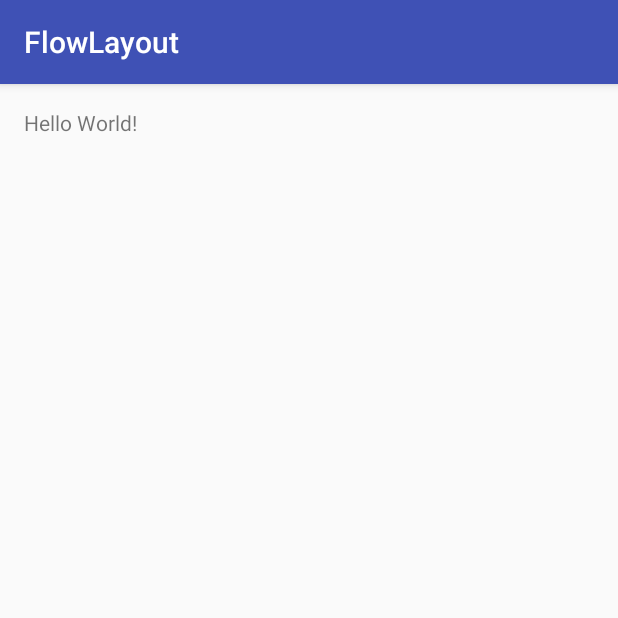
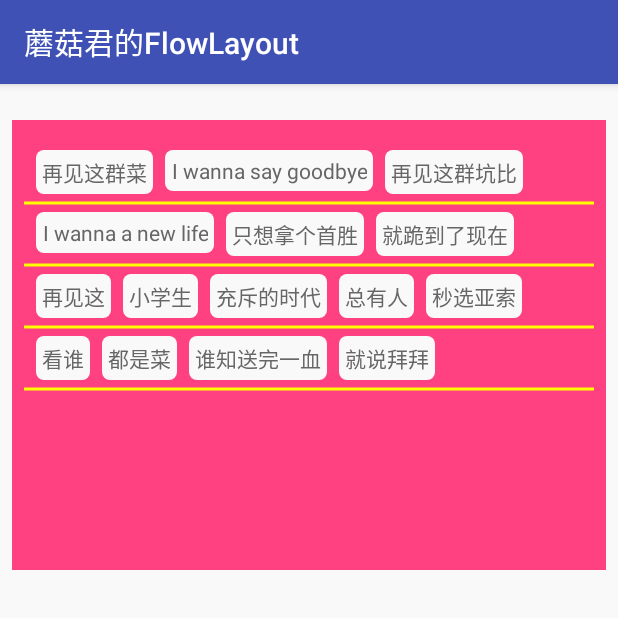
Before and after one commit to yisizhu520/FlowLayout, an Android app: the screen it shows after launch (MainActivity), on a phone screen of 412 x 824 dp, the top half of it. Run offline under Robolectric (Android 15) with nearby library versions, the phone set to English and light mode, and no system bars.

Commit message:
完成基础功能

```diff
--- a/app/src/main/java/wang/mogujun/widget/FlowLayout.java
+++ b/app/src/main/java/wang/mogujun/widget/FlowLayout.java
@@ -19,6 +19,9 @@ package wang.mogujun.widget;
 import android.annotation.TargetApi;
 import android.content.Context;
 import android.content.res.TypedArray;
+import android.graphics.Canvas;
+import android.graphics.Color;
+import android.graphics.Paint;
 import android.os.Build;
 import android.util.AttributeSet;
 import android.util.Log;
@@ -27,6 +30,7 @@ import android.view.View;
 import android.view.ViewGroup;
 
 import java.util.ArrayList;
+import java.util.Collections;
 import java.util.List;
 
 import wang.mogujun.flowlayout.R;
@@ -34,6 +38,8 @@ import wang.mogujun.flowlayout.R;
 
 @TargetApi(Build.VERSION_CODES.ICE_CREAM_SANDWICH)
 public class FlowLayout extends ViewGroup {
+
+    public static final String TAG = "MOGUJUN";
 
     public static final int DEFAULT_SPACING = 8;
 
@@ -45,6 +51,7 @@ public class FlowLayout extends ViewGroup {
     private final List<List<View>> mLines = new ArrayList<>();
     private final List<Integer> mLineHeights = new ArrayList<>();
     private final List<Integer> mLineMargins = new ArrayList<>();
+    private final List<Integer> mLineWidths = new ArrayList<>();
 
     public FlowLayout(Context context) {
         this(context, null);
@@ -97,164 +104,118 @@ public class FlowLayout extends ViewGroup {
      */
     @Override
     protected void onMeasure(int widthMeasureSpec, int heightMeasureSpec) {
-        //TODO 这个有用么？
-        //super.onMeasure(widthMeasureSpec, heightMeasureSpec);
 
-		/*
-        TODO 加入HorizontalSpacing，verticalSpacing
-		TODO 将onLayout里处理child height为match_parent的情况的代码放到这里
+        mLines.clear();
+        mLineHeights.clear();
+        mLineWidths.clear();
 
-		 */
-
-        int sizeWidth = MeasureSpec.getSize(widthMeasureSpec) - getPaddingLeft() - getPaddingRight();
+        int sizeWidth = MeasureSpec.getSize(widthMeasureSpec);
         int sizeHeight = MeasureSpec.getSize(heightMeasureSpec);
 
         int modeWidth = MeasureSpec.getMode(widthMeasureSpec);
         int modeHeight = MeasureSpec.getMode(heightMeasureSpec);
 
-        int width = 0;
-        int height = getPaddingTop() + getPaddingBottom();
+        int widthUsed = getPaddingLeft() + getPaddingRight() + mHorizontalSpacing;
 
-        int lineWidth = 0;
+        int lineWidth = widthUsed;
         int lineHeight = 0;
 
+
         int childCount = getChildCount();
+
+        List<View> lineViews = new ArrayList<>();
 
         for (int i = 0; i < childCount; i++) {
 
             View child = getChildAt(i);
 
-            boolean lastChild = i == childCount - 1;
-
             if (child.getVisibility() == View.GONE) {
-                if (lastChild) {
-                    width = Math.max(width, lineWidth);
-                    height += lineHeight;
-                }
-
                 continue;
             }
 
             LayoutParams lp = (LayoutParams) child.getLayoutParams();
 
-            int childWidthMode = MeasureSpec.AT_MOST;
-            int childWidthSize = sizeWidth;
+            measureChildWithMargins(child, widthMeasureSpec, mHorizontalSpacing * 2, heightMeasureSpec, mVerticalSpacing * 2);
 
-            switch (modeWidth) {
-                case MeasureSpec.EXACTLY:
-                    if (lp.width == LayoutParams.MATCH_PARENT) {
-                        childWidthMode = MeasureSpec.EXACTLY;
-                        childWidthSize = sizeWidth - lp.leftMargin + lp.rightMargin;
-                    } else if (lp.width == LayoutParams.WRAP_CONTENT) {
-                        childWidthMode = MeasureSpec.AT_MOST;
-                        childWidthSize = sizeWidth;
-                    }else if(lp.width >= 0){
-                        childWidthMode = MeasureSpec.EXACTLY;
-                        childWidthSize = lp.width;
-                    }
-                    break;
-                case MeasureSpec.AT_MOST:
-                case MeasureSpec.UNSPECIFIED:
-                    if (lp.width == LayoutParams.MATCH_PARENT) {
-                        childWidthMode = MeasureSpec.AT_MOST;
-                        childWidthSize = sizeWidth - lp.leftMargin + lp.rightMargin;
-                    } else if (lp.width == LayoutParams.WRAP_CONTENT) {
-                        childWidthMode = MeasureSpec.AT_MOST;
-                        childWidthSize = sizeWidth;
-                    }else if(lp.width >= 0){
-                        childWidthMode = MeasureSpec.EXACTLY;
-                        childWidthSize = lp.width;
-                    }
-                    break;
+            int childWidth = child.getMeasuredWidth() + lp.leftMargin + lp.rightMargin;
+            int childHeight = child.getMeasuredHeight() + lp.topMargin + lp.bottomMargin;
+
+            if (lineWidth + childWidth + mHorizontalSpacing > sizeWidth) {
+                mLineWidths.add(lineWidth);
+                lineWidth = widthUsed + childWidth + mHorizontalSpacing;
+
+                mLineHeights.add(lineHeight);
+                lineHeight = childHeight;
+
+                mLines.add(lineViews);
+                lineViews = new ArrayList<>();
+            } else {
+                lineWidth += childWidth + mHorizontalSpacing;
+                lineHeight = Math.max(lineHeight, childHeight);
             }
 
-            switch (modeHeight) {
-                case MeasureSpec.EXACTLY:
+            lineViews.add(child);
 
-                    break;
+        }
+        //最后一个child的处理
+        mLineHeights.add(lineHeight);
+        mLineWidths.add(lineWidth);
+        mLines.add(lineViews);
 
-                case MeasureSpec.AT_MOST:
-                case MeasureSpec.UNSPECIFIED:
+        int maxWidth = Collections.max(mLineWidths);
+        int totalHeight = getChildHeights();
 
-                    break;
+        //printLineHeights();
+        //TODO 处理getMinimumWidth/height的情况
+
+        setMeasuredDimension(
+                (modeWidth == MeasureSpec.EXACTLY) ? sizeWidth : Math.min(maxWidth, sizeWidth),
+                (modeHeight == MeasureSpec.EXACTLY) ? sizeHeight : Math.min(totalHeight, sizeHeight));
+
+        remeasureChild(widthMeasureSpec);
     }
 
-            int childWidthMode = MeasureSpec.AT_MOST;
-            int childWidthSize = sizeWidth;
-            //高度默认是wrap_content
-            int childHeightMode = MeasureSpec.AT_MOST;
-            int childHeightSize = sizeHeight;
-
-            if (lp.width == LayoutParams.MATCH_PARENT) {
-                childWidthMode = MeasureSpec.EXACTLY;
-                childWidthSize -= lp.leftMargin + lp.rightMargin;
-            } else if (lp.width >= 0) {
-                childWidthMode = MeasureSpec.EXACTLY;
-                childWidthSize = lp.width;
+    private int getChildHeights() {
+        int totalHeight = getPaddingTop() + getPaddingBottom() + mVerticalSpacing;
+        for (Integer height : mLineHeights) {
+            totalHeight += height + mVerticalSpacing;
+        }
+        return totalHeight;
     }
 
-            if (lp.height >= 0) {
-                childHeightMode = MeasureSpec.EXACTLY;
-                childHeightSize = lp.height;
-            } else if (modeHeight == MeasureSpec.UNSPECIFIED) {
-                childHeightMode = MeasureSpec.UNSPECIFIED;
-                childHeightSize = 0;
+    private void remeasureChild(int parentWidthSpec) {
+        int numLines = mLines.size();
+        for (int i = 0; i < numLines; i++) {
+            int lineHeight = mLineHeights.get(i);
+            List<View> lineViews = mLines.get(i);
+            int children = lineViews.size();
+            for (int j = 0; j < children; j++) {
+                View child = lineViews.get(j);
+                LayoutParams lp = (LayoutParams) child.getLayoutParams();
+                if (lp.height == LayoutParams.MATCH_PARENT) {
+                    if (child.getVisibility() == View.GONE) {
+                        continue;
                     }
 
+                    int widthUsed = lp.leftMargin + lp.rightMargin +
+                            getPaddingLeft() + getPaddingRight() + 2 * mHorizontalSpacing;
                     child.measure(
-                    MeasureSpec.makeMeasureSpec(childWidthSize, childWidthMode),
-                    MeasureSpec.makeMeasureSpec(childHeightSize, childHeightMode)
+                            getChildMeasureSpec(parentWidthSpec, widthUsed, lp.width),
+                            MeasureSpec.makeMeasureSpec(lineHeight - lp.topMargin - lp.bottomMargin, MeasureSpec.EXACTLY)
                     );
-
-            Log.i("FlowLayout", String.format("child %d measure height 2--%d", i, child.getMeasuredHeight()));
-
-            int childWidth = child.getMeasuredWidth() + lp.leftMargin + lp.rightMargin;
-
-            if (lineWidth + childWidth > sizeWidth) {
-
-                width = Math.max(width, lineWidth);
-                lineWidth = childWidth;
-
-                height += lineHeight;
-                lineHeight = child.getMeasuredHeight() + lp.topMargin + lp.bottomMargin;
-
-            } else {
-                lineWidth += childWidth;
-                lineHeight = Math.max(lineHeight, child.getMeasuredHeight() + lp.topMargin + lp.bottomMargin);
+                }
+            }
+        }
     }
 
-            if (lastChild) {
-                width = Math.max(width, lineWidth);
-                height += lineHeight;
-            }
 
-        }
-
-        width += getPaddingLeft() + getPaddingRight();
-
-        setMeasuredDimension(
-                (modeWidth == MeasureSpec.EXACTLY) ? sizeWidth : width,
-                (modeHeight == MeasureSpec.EXACTLY) ? sizeHeight : height);
-    }
-
-    /**
-     * {@inheritDoc}
-     */
     @Override
     protected void onLayout(boolean changed, int l, int t, int r, int b) {
 
-        mLines.clear();
-        mLineHeights.clear();
         mLineMargins.clear();
 
         int width = getWidth();
         int height = getHeight();
-
-        int linesSum = getPaddingTop();
-
-        int lineWidth = 0;
-        int lineHeight = 0;
-        List<View> lineViews = new ArrayList<View>();
 
         float horizontalGravityFactor;
         switch ((mGravity & Gravity.HORIZONTAL_GRAVITY_MASK)) {
@@ -270,66 +231,36 @@ public class FlowLayout extends ViewGroup {
                 break;
         }
 
-        for (int i = 0; i < getChildCount(); i++) {
-
-            View child = getChildAt(i);
-
-            if (child.getVisibility() == View.GONE) {
-                continue;
+        int linesNum = mLineWidths.size();
+        for (int i = 0; i < linesNum; i++) {
+            int lineWidth = mLineWidths.get(i);
+            mLineMargins.add((int) ((width - lineWidth) * horizontalGravityFactor) + getPaddingLeft() + mHorizontalSpacing);
         }
 
-            LayoutParams lp = (LayoutParams) child.getLayoutParams();
-
-            int childWidth = child.getMeasuredWidth() + lp.leftMargin + lp.rightMargin;
-            int childHeight = child.getMeasuredHeight() + lp.bottomMargin + lp.topMargin;
-
-            if (lineWidth + childWidth > width) {
-                mLineHeights.add(lineHeight);
-                mLines.add(lineViews);
-                mLineMargins.add((int) ((width - lineWidth) * horizontalGravityFactor) + getPaddingLeft());
-
-                linesSum += lineHeight;
-
-                lineHeight = 0;
-                lineWidth = 0;
-                lineViews = new ArrayList<View>();
-            }
-
-            lineWidth += childWidth;
-            lineHeight = Math.max(lineHeight, childHeight);
-            lineViews.add(child);
-        }
-
-        //处理最后一行
-        mLineHeights.add(lineHeight);
-        mLines.add(lineViews);
-        mLineMargins.add((int) ((width - lineWidth) * horizontalGravityFactor) + getPaddingLeft());
-
-        linesSum += lineHeight;
-
-        int verticalGravityMargin = 0;
+        int verticalGravityMargin;
+        int childHeights = getChildHeights();
         switch ((mGravity & Gravity.VERTICAL_GRAVITY_MASK)) {
             case Gravity.TOP:
             default:
+                verticalGravityMargin = 0;
                 break;
             case Gravity.CENTER_VERTICAL:
-                verticalGravityMargin = (height - linesSum) / 2;
+                verticalGravityMargin = Math.max((height - childHeights) / 2, 0);
                 break;
             case Gravity.BOTTOM:
-                verticalGravityMargin = height - linesSum;
+                verticalGravityMargin = Math.max(height - childHeights, 0);
                 break;
         }
 
         int numLines = mLines.size();
 
         int left;
-        //TODO 将初始的top值都放到这里 + verticalGravityMargin
-        int top = getPaddingTop();
+        int top = getPaddingTop() + mVerticalSpacing + verticalGravityMargin;
 
         for (int i = 0; i < numLines; i++) {
 
-            lineHeight = mLineHeights.get(i);
-            lineViews = mLines.get(i);
+            int lineHeight = mLineHeights.get(i);
+            List<View> lineViews = mLines.get(i);
             left = mLineMargins.get(i);
 
             int children = lineViews.size();
@@ -344,35 +275,6 @@ public class FlowLayout extends ViewGroup {
 
                 LayoutParams lp = (LayoutParams) child.getLayoutParams();
 
-                //TODO 为何不在onMeasure方法里做
-                // if height is match_parent we need to remeasure child to line height
-                if (lp.height == LayoutParams.MATCH_PARENT) {
-                    int childWidthMode = MeasureSpec.AT_MOST;
-                    int childWidthSize = width - (lp.leftMargin + lp.rightMargin + getPaddingLeft() + getPaddingRight());
-
-                    if (lp.width == LayoutParams.MATCH_PARENT) {
-                        childWidthMode = MeasureSpec.EXACTLY;
-                    } else if (lp.width >= 0) {
-                        childWidthMode = MeasureSpec.EXACTLY;
-                        childWidthSize = lp.width;
-                    }
-//					int childWidthMode = MeasureSpec.AT_MOST;
-//					int childWidthSize = lineWidth;
-//
-//					if(lp.width == LayoutParams.MATCH_PARENT) {
-//						childWidthMode = MeasureSpec.EXACTLY;
-//					} else if(lp.width >= 0) {
-//						childWidthMode = MeasureSpec.EXACTLY;
-//						childWidthSize = lp.width;
-//					}
-
-                    child.measure(
-                            MeasureSpec.makeMeasureSpec(childWidthSize, childWidthMode),
-                            MeasureSpec.makeMeasureSpec(lineHeight - lp.topMargin - lp.bottomMargin, MeasureSpec.EXACTLY)
-                    );
-                    Log.i("FlowLayout", String.format("child %d measure height 3--%d", i, child.getMeasuredHeight()));
-                }
-
                 int childWidth = child.getMeasuredWidth();
                 int childHeight = child.getMeasuredHeight();
 
@@ -382,6 +284,7 @@ public class FlowLayout extends ViewGroup {
                     switch (lp.gravity) {
                         case Gravity.TOP:
                         default:
+                            gravityMargin = 0;
                             break;
                         case Gravity.CENTER_VERTICAL:
                         case Gravity.CENTER:
@@ -394,17 +297,51 @@ public class FlowLayout extends ViewGroup {
                 }
 
                 child.layout(left + lp.leftMargin,
-                        top + lp.topMargin + gravityMargin + verticalGravityMargin,
-                        left + childWidth + lp.leftMargin,
-                        top + childHeight + lp.topMargin + gravityMargin + verticalGravityMargin);
+                        top + lp.topMargin + gravityMargin,
+                        left + lp.leftMargin + childWidth,
+                        top + lp.topMargin + gravityMargin + childHeight);
 
-                left += childWidth + lp.leftMargin + lp.rightMargin;
+                Log.i(TAG, String.format("child (%d,%d) position: (%d,%d,%d,%d)",
+                        i, j, child.getLeft(), child.getTop(), child.getRight(), child.getBottom()));
+
+                left += childWidth + lp.leftMargin + lp.rightMargin + mHorizontalSpacing;
 
             }
 
-            top += lineHeight;
+            top += lineHeight + mVerticalSpacing;
         }
 
+    }
+
+    Paint paint = new Paint();
+
+    @Override
+    protected void onDraw(Canvas canvas) {
+        paint.setColor(Color.YELLOW);
+        paint.setStrokeWidth(3);
+        int verticalGravityMargin = 0;
+        int top = getPaddingTop() + mVerticalSpacing + verticalGravityMargin;
+
+        int numLines = mLines.size();
+
+        for (int i = 0; i < numLines; i++) {
+            int lineHeight = mLineHeights.get(i);
+            top += lineHeight + mVerticalSpacing;
+            canvas.drawLine(getPaddingLeft(), top - mVerticalSpacing / 2, getWidth() - getPaddingRight(), top - mVerticalSpacing / 2, paint);
+        }
+
+    }
+
+    @Override
+    public void setWillNotDraw(boolean willNotDraw) {
+        super.setWillNotDraw(false);
+    }
+
+    private void printLineHeights() {
+        for (int i = 0; i < mLineHeights.size(); i++) {
+            Log.i(TAG, String.format("line %d height : %d",
+                    i, mLineHeights.get(i)));
+        }
     }
 
     @Override
--- /dev/null
+++ b/app/src/main/res/drawable/bg_gray.xml
@@ -0,0 +1,14 @@
+<?xml version="1.0" encoding="utf-8"?>
+<shape xmlns:android="http://schemas.android.com/apk/res/android" >
+
+    <solid android:color="#f9f9f9" >
+    </solid>
+
+    <corners android:radius="5dp"/>
+    <padding
+        android:bottom="2dp"
+        android:left="10dp"
+        android:right="10dp"
+        android:top="2dp" />
+
+</shape>
--- a/app/src/main/res/layout/activity_main.xml
+++ b/app/src/main/res/layout/activity_main.xml
@@ -1,19 +1,111 @@
 <?xml version="1.0" encoding="utf-8"?>
-<RelativeLayout
+<LinearLayout
     xmlns:android="http://schemas.android.com/apk/res/android"
     xmlns:tools="http://schemas.android.com/tools"
+    xmlns:app="http://schemas.android.com/apk/res-auto"
+    android:id="@+id/parent"
     android:layout_width="match_parent"
     android:layout_height="match_parent"
-    android:paddingBottom="@dimen/activity_vertical_margin"
-    android:paddingLeft="@dimen/activity_horizontal_margin"
-    android:paddingRight="@dimen/activity_horizontal_margin"
-    android:paddingTop="@dimen/activity_vertical_margin"
-    tools:context="wang.mogujun.flowlayout.MainActivity"
+    android:background="#f9f9f9"
+    android:padding="8dp"
+    android:orientation="vertical"
     >
 
-    <TextView
-        android:layout_width="wrap_content"
-        android:layout_height="wrap_content"
-        android:text="Hello World!"
-        />
-</RelativeLayout>
+
+    <!--<ScrollView-->
+        <!--android:layout_width="match_parent"-->
+        <!--android:layout_height="wrap_content"-->
+        <!--android:padding="8dp"-->
+        <!--&gt;-->
+
+        <wang.mogujun.widget.FlowLayout
+            android:id="@+id/flow2"
+            android:layout_width="match_parent"
+            android:layout_height="300dp"
+            android:layout_marginTop="16dp"
+            android:padding="8dp"
+            app:verticalSpacing="12dp"
+            app:horizonSpacing="8dp"
+            android:background="@color/colorAccent"
+            android:gravity="start"
+            >
+
+            <TextView
+                style="@style/text_style_01"
+                android:text="再见这群菜"
+                />
+
+            <TextView
+                style="@style/text_style_01"
+                android:text="I wanna say goodbye"
+                />
+
+            <TextView
+                style="@style/text_style_01"
+                android:text="再见这群坑比"
+                />
+
+            <TextView
+                style="@style/text_style_01"
+                android:text="I wanna a new life"
+                />
+
+            <TextView
+                style="@style/text_style_01"
+                android:text="只想拿个首胜"
+                />
+
+            <TextView
+                style="@style/text_style_01"
+                android:text="就跪到了现在"
+                />
+
+            <TextView
+                style="@style/text_style_01"
+                android:text="再见这"
+                />
+
+            <TextView
+                style="@style/text_style_01"
+                android:text="小学生"
+                />
+
+            <TextView
+                style="@style/text_style_01"
+                android:text="充斥的时代"
+                />
+
+            <TextView
+                style="@style/text_style_01"
+                android:text="总有人"
+                />
+
+            <TextView
+                style="@style/text_style_01"
+                android:text="秒选亚索"
+                />
+
+            <TextView
+                style="@style/text_style_01"
+                android:text="看谁"
+                />
+
+            <TextView
+                style="@style/text_style_01"
+                android:text="都是菜"
+                />
+
+            <TextView
+                style="@style/text_style_01"
+                android:text="谁知送完一血"
+                />
+
+            <TextView
+                style="@style/text_style_01"
+                android:text="就说拜拜"
+                />
+        </wang.mogujun.widget.FlowLayout>
+
+    <!--</ScrollView>-->
+
+</LinearLayout>
--- a/app/src/main/res/values/strings.xml
+++ b/app/src/main/res/values/strings.xml
@@ -1,3 +1,3 @@
 <resources>
-    <string name="app_name">FlowLayout</string>
+    <string name="app_name">蘑菇君的FlowLayout</string>
 </resources>
--- a/app/src/main/res/values/styles.xml
+++ b/app/src/main/res/values/styles.xml
@@ -8,4 +8,24 @@
         <item name="colorAccent">@color/colorAccent</item>
     </style>
 
+    <style name="text_style_01">
+        <item name="android:layout_width">wrap_content</item>
+        <item name="android:layout_height">wrap_content</item>
+        <item name="android:padding">4dp</item>
+        <!--<item name="android:layout_margin">4dp</item>-->
+        <item name="android:background">@drawable/bg_gray</item>
+        <item name="android:gravity">center</item>
+        <item name="android:textColor">#666666</item>
+    </style>
+
+    <style name="text_style_02">
+        <item name="android:layout_width">wrap_content</item>
+        <item name="android:layout_height">wrap_content</item>
+        <item name="android:padding">2dp</item>
+        <item name="android:gravity">center</item>
+        <item name="android:layout_margin">4dp</item>
+        <item name="android:background">@drawable/bg_gray</item>
+        <item name="android:textColor">#ffffff</item>
+    </style>
+
 </resources>
```
Lines whose indentation alone changed are shown as unchanged.
